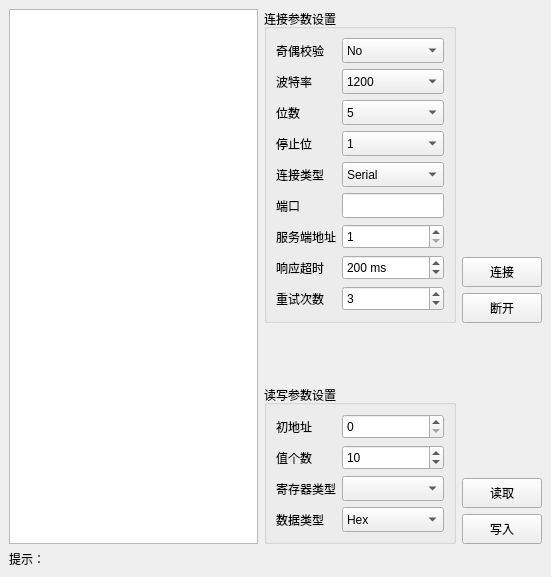
Before: the Qt Designer form modbusClient/mainwindow.ui in WZ-Ming/modbusClient, drawn with Qt 5.
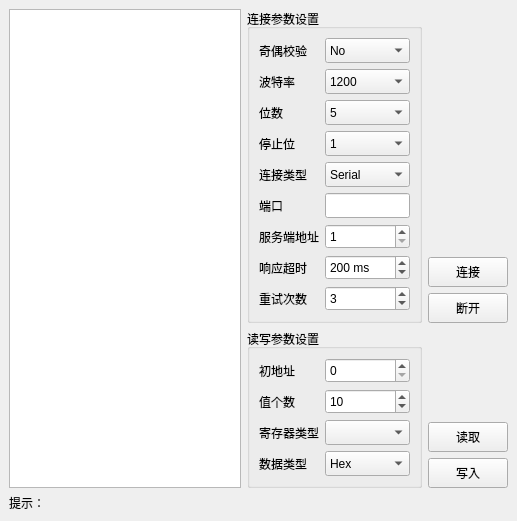
After: the same form once the commit is applied.

Patch:
```diff
--- a/modbusClient/mainwindow.ui
+++ b/modbusClient/mainwindow.ui
@@ -6,8 +6,8 @@
    <rect>
     <x>0</x>
     <y>0</y>
-    <width>551</width>
-    <height>577</height>
+    <width>517</width>
+    <height>515</height>
    </rect>
   </property>
   <property name="windowTitle">
```
